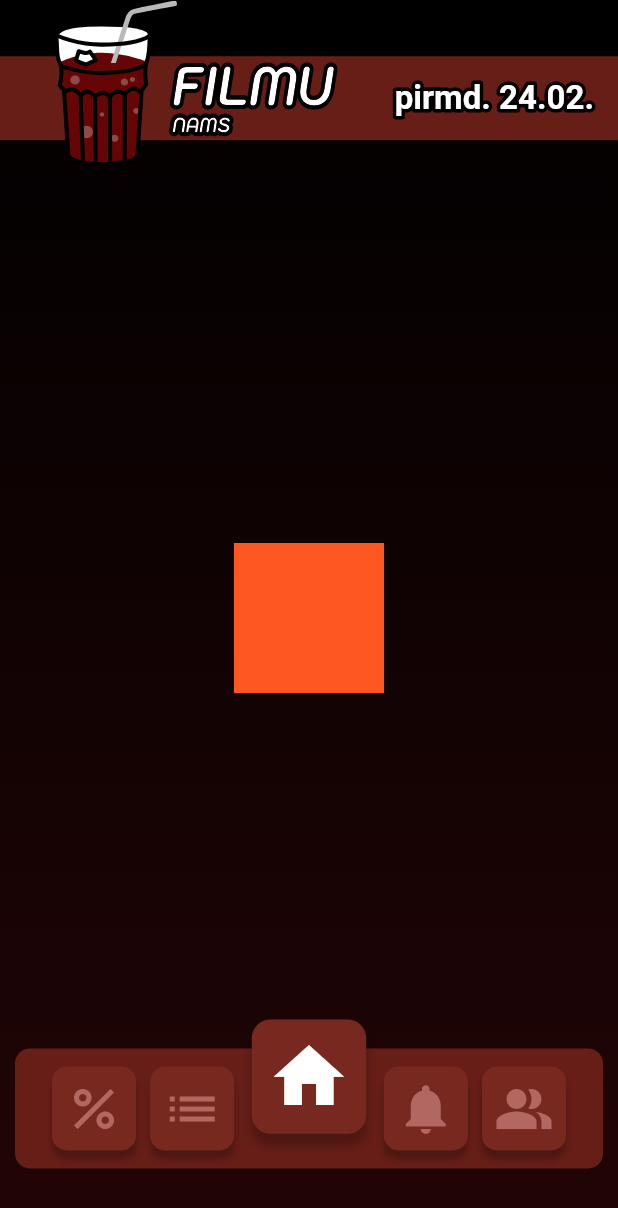
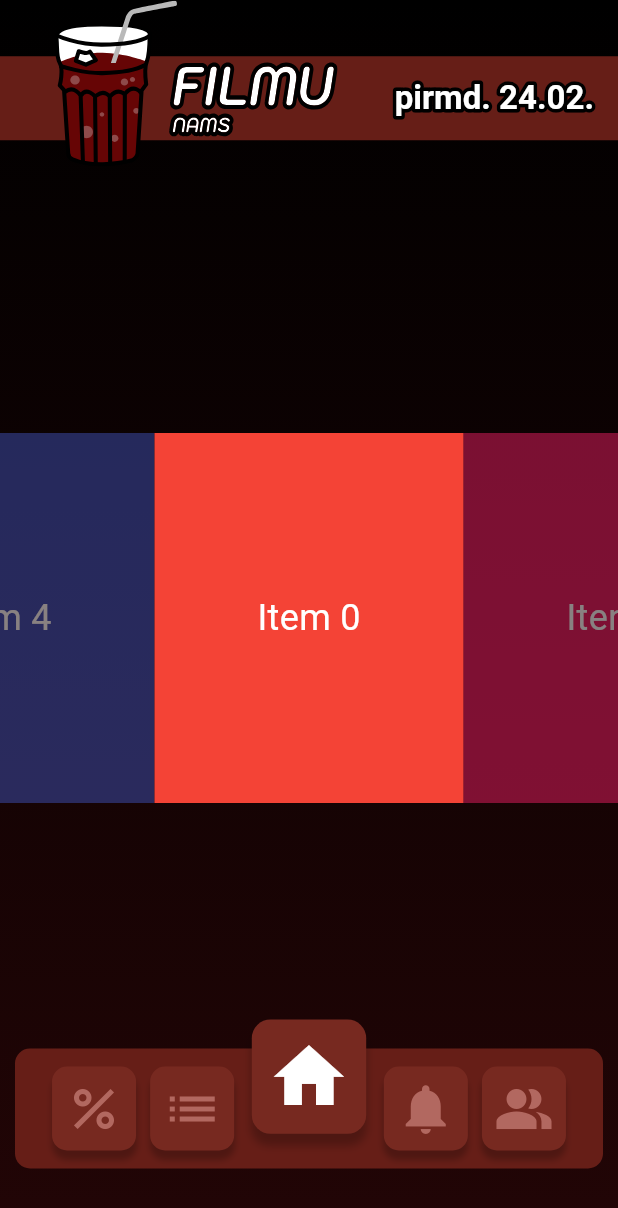
Before and after one commit to mechanical-echo/filmu_nams, a Flutter app: the screen it shows once a user with an empty profile is signed in, on a phone screen of 412 x 824 dp. Shown: the top 1208 px of the screen. Run offline on Flutter 3.47's test engine with Material 3 defaults, Android fonts, the phone set to English and light mode, and no system bars; drawn by our look-alikes of bordered_text; our stand-ins replace cloud_firestore, firebase_auth, firebase_core, firebase_storage, flutter_svg, google_fonts and 2 more; missing offline and left inert: pattern_background; accounts and stored records are empty; generated files the repository leaves out were written again; Roboto replaces fonts that are missing (Kodchasan).

Commit message:
wip | carousel

```diff
--- /dev/null
+++ b/lib/assets/decorations/stylized_carousel.dart
@@ -0,0 +1,66 @@
+import 'package:flutter/material.dart';
+
+class StylizedCarousel extends StatefulWidget {
+  final List<Widget> items;
+
+  const StylizedCarousel({super.key, required this.items});
+
+  @override
+  _StylizedCarouselState createState() => _StylizedCarouselState();
+}
+
+class _StylizedCarouselState extends State<StylizedCarousel> {
+  late PageController _pageController;
+  int _currentPage = 0;
+
+  @override
+  void initState() {
+    super.initState();
+    _pageController = PageController(
+      viewportFraction: 0.5,
+      initialPage: widget.items.length * 1000,
+    );
+  }
+
+  @override
+  void dispose() {
+    _pageController.dispose();
+    super.dispose();
+  }
+
+  @override
+  Widget build(BuildContext context) {
+    return PageView.builder(
+      controller: _pageController,
+      itemBuilder: (context, index) {
+        int actualIndex = index % widget.items.length;
+        return AnimatedBuilder(
+          animation: _pageController,
+          builder: (context, child) {
+            double value = 1.0;
+            if (_pageController.position.haveDimensions) {
+              value = _pageController.page! - index;
+              value = (1 - (value.abs() * 0.3)).clamp(0.0, 1.0);
+            }
+            return Center(
+              child: SizedBox(
+                height: Curves.easeOut.transform(value) * 300,
+                width: Curves.easeOut.transform(value) * 300,
+                child: child,
+              ),
+            );
+          },
+          child: Opacity(
+            opacity: _currentPage == actualIndex ? 1.0 : 0.5,
+            child: widget.items[actualIndex],
+          ),
+        );
+      },
+      onPageChanged: (index) {
+        setState(() {
+          _currentPage = index % widget.items.length;
+        });
+      },
+    );
+  }
+}
--- a/lib/views/client/main/home/home.dart
+++ b/lib/views/client/main/home/home.dart
@@ -1,3 +1,4 @@
+import 'package:filmu_nams/assets/decorations/stylized_carousel.dart';
 import 'package:flutter/material.dart';
 
 class Home extends StatefulWidget {
@@ -10,11 +11,31 @@ class Home extends StatefulWidget {
 class _HomeState extends State<Home> {
   @override
   Widget build(BuildContext context) {
+    double width = MediaQuery.of(context).size.width;
+    double height = MediaQuery.of(context).size.height;
+
     return Center(
-      child: Container(
-        width: 100,
-        height: 100,
-        color: Colors.deepOrange,
+      child: Column(
+        mainAxisAlignment: MainAxisAlignment.center,
+        children: [
+          SizedBox(
+            width: width,
+            height: height * 0.3,
+            child: StylizedCarousel(
+              items: List.generate(
+                5,
+                (index) => Container(
+                  decoration: BoxDecoration(
+                    color: Colors.primaries[index % Colors.primaries.length],
+                  ),
+                  alignment: Alignment.center,
+                  child: Text("Item $index",
+                      style: TextStyle(fontSize: 24, color: Colors.white)),
+                ),
+              ),
+            ),
+          ),
+        ],
       ),
     );
   }
--- a/pubspec.yaml
+++ b/pubspec.yaml
@@ -22,6 +22,7 @@ dependencies:
   firebase_storage: ^12.4.1
   cloud_firestore: ^5.6.2
   provider: ^6.1.2
+  indexed: ^0.0.8
 
 dev_dependencies:
   flutter_test:
```
Also changed, not shown: pubspec.lock.
